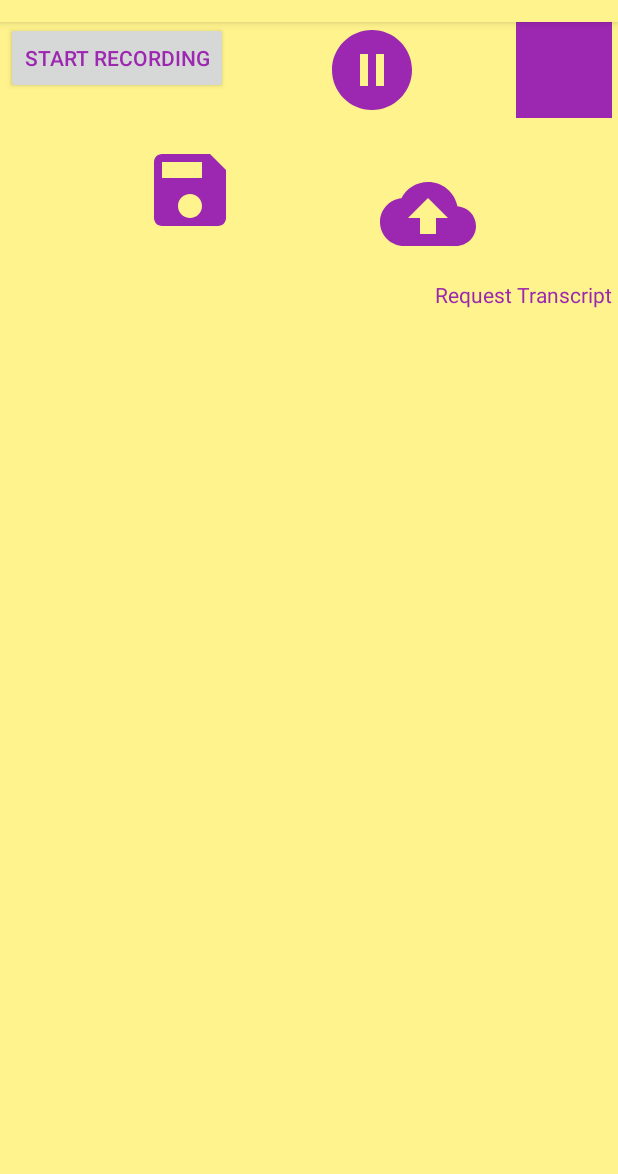
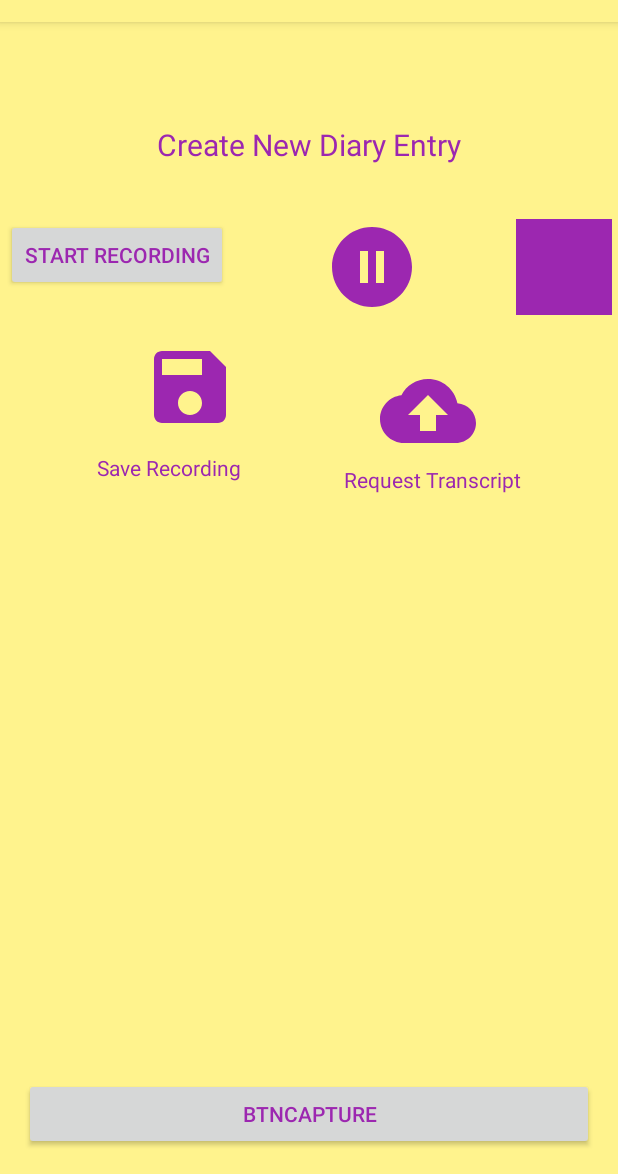
Before and after one commit to rus19023/Team05VoiceDiary, an Android app: the fragment RecordingsFragment placed in its activity, on a phone screen of 412 x 824 dp, the part 62-1236 px from its top. Run offline under Robolectric (Android 15) with nearby library versions, the phone set to English and light mode, and no system bars; our stand-ins replace Firebase (no records; nobody signed in at launch, a user with empty details on screens opened directly).

Commit message:
record button not crashinggit add .!

```diff
--- a/app/src/main/AndroidManifest.xml
+++ b/app/src/main/AndroidManifest.xml
@@ -3,10 +3,11 @@
     package="com.voicediary">
 
     <!-- This app records A/V content from camera and stores it to disk -->
-    <uses-permission android:name="android.permission.WRITE_EXTERNAL_STORAGE" />
     <uses-permission android:name="android.permission.RECORD_VIDEO" />
     <uses-permission android:name="android.permission.RECORD_AUDIO" />
     <uses-permission android:name="android.permission.CAMERA" />
+    <uses-permission android:name="android.permission.WRITE_EXTERNAL_STORAGE" android:maxSdkVersion="28" />
+
 
     <uses-feature android:name="android.hardware.camera" />
 
--- a/app/src/main/java/com/voicediary/RecordingFragment.java
+++ b/app/src/main/java/com/voicediary/RecordingsFragment.java
@@ -1,6 +1,5 @@
 package com.voicediary;
 
-import android.media.MediaRecorder;
 import android.os.Bundle;
 import android.util.Log;
 import android.view.LayoutInflater;
@@ -9,7 +8,7 @@ import android.view.ViewGroup;
 import androidx.annotation.Nullable;
 import androidx.fragment.app.Fragment;
 
-public class RecordingFragment extends Fragment {
+public class RecordingsFragment extends Fragment {
 
     private static final String TAG = "RecordingFragment";
 
@@ -18,7 +17,6 @@ public class RecordingFragment extends Fragment {
     public View onCreateView(LayoutInflater inflater, @Nullable ViewGroup container, @Nullable Bundle savedInstanceState) {
         Log.d(TAG, "In Recording Fragment ");
         super.onCreate(savedInstanceState);
-        //setContentView(R.layout.activity_main);
         return inflater.inflate(R.layout.fragment_recording, container, false);
     }
 }
--- a/app/src/main/res/layout/fragment_print_menu.xml
+++ b/app/src/main/res/layout/fragment_print_menu.xml
@@ -9,6 +9,7 @@
         android:layout_height="wrap_content"
         android:layout_centerInParent="true"
         android:background="@drawable/rounded_buttons"
+        android:padding="16dp"
         android:text="@string/print_menu"
         android:textSize="30sp" />
 </RelativeLayout>
--- a/app/src/main/res/layout/fragment_recording.xml
+++ b/app/src/main/res/layout/fragment_recording.xml
@@ -10,6 +10,61 @@
         android:id="@+id/fragment_recording"
         android:layout_width="match_parent"
         android:layout_height="wrap_content">
+
+        <FrameLayout
+            android:layout_width="match_parent"
+            android:layout_height="match_parent"
+            android:background="@color/brand_yellow"
+            android:orientation="vertical"
+            android:paddingLeft="@dimen/activity_horizontal_margin"
+            android:paddingTop="@dimen/activity_vertical_margin"
+            android:paddingRight="@dimen/activity_horizontal_margin"
+            android:paddingBottom="@dimen/activity_vertical_margin"
+            tools:context=".AudioActivity">
+
+            <Button
+                android:id="@+id/button_capture"
+                android:layout_width="match_parent"
+                android:layout_height="wrap_content"
+                android:layout_gravity="bottom"
+                style="?attr/materialButtonOutlinedStyle"
+                android:padding="4dp"
+                android:paddingHorizontal="4dp"
+                android:paddingVertical="4dp"
+                android:paddingStart="4dp"
+                android:paddingLeft="4dp"
+                android:paddingTop="4dp"
+                android:paddingEnd="4dp"
+                android:paddingRight="4dp"
+                android:paddingBottom="4dp"
+                android:onClick="onCaptureClick"
+                android:text="@string/btnCapture" />
+        </FrameLayout>
+
+        <TextView
+            android:id="@+id/tvRecording"
+            android:layout_width="wrap_content"
+            android:layout_height="wrap_content"
+            android:layout_marginStart="24dp"
+            android:layout_marginTop="64dp"
+            android:layout_marginEnd="24dp"
+            android:background="@color/brand_yellow"
+            android:padding="4dp"
+            android:paddingHorizontal="4dp"
+            android:paddingVertical="4dp"
+            android:paddingStart="4dp"
+            android:paddingLeft="4dp"
+            android:paddingTop="4dp"
+            android:paddingEnd="4dp"
+            android:paddingRight="4dp"
+            android:paddingBottom="4dp"
+            android:text="@string/create_new_entry"
+            android:textAppearance="@style/TextAppearance.AppCompat.Large"
+            android:textColor="@color/brand_purple"
+            android:textSize="20sp"
+            app:layout_constraintEnd_toEndOf="parent"
+            app:layout_constraintStart_toStartOf="parent"
+            app:layout_constraintTop_toTopOf="parent" />
 
         <ImageButton
             android:id="@+id/imageBtnRequest"
@@ -30,12 +85,14 @@
             android:layout_width="wrap_content"
             android:layout_height="wrap_content"
             android:layout_marginStart="32dp"
+            android:layout_marginTop="32dp"
             android:layout_marginEnd="32dp"
             android:background="@color/brand_yellow"
             android:onClick="pauseRecording"
             app:layout_constraintEnd_toStartOf="@+id/imageBtnRecordStop"
             app:layout_constraintHorizontal_bias="0.5"
             app:layout_constraintStart_toEndOf="@+id/imageBtnRecord"
+            app:layout_constraintTop_toBottomOf="@+id/tvRecording"
             app:srcCompat="@drawable/ic_baseline_pause_circle_filled_64" />
 
         <ImageButton
@@ -45,12 +102,14 @@
             android:layout_centerHorizontal="true"
             android:layout_centerVertical="true"
             android:layout_marginStart="32dp"
+            android:layout_marginTop="32dp"
             android:layout_marginEnd="32dp"
             android:background="@color/brand_purple"
             android:onClick="stopRecording"
             app:layout_constraintEnd_toEndOf="parent"
             app:layout_constraintHorizontal_bias="0.5"
             app:layout_constraintStart_toEndOf="@+id/imageBtnPause"
+            app:layout_constraintTop_toBottomOf="@+id/tvRecording"
             app:srcCompat="@drawable/ic_baseline_mic_off_64" />
 
         <Button
@@ -59,14 +118,16 @@
             android:layout_width="wrap_content"
             android:layout_height="wrap_content"
             android:layout_marginStart="32dp"
+            android:layout_marginTop="32dp"
             android:layout_marginEnd="32dp"
-            android:onClick="startRecording"
+            android:onClick="record"
             android:text="@string/start_record"
             android:textAlignment="center"
             app:icon="@drawable/ic_baseline_mic_64"
             app:layout_constraintEnd_toStartOf="@+id/imageBtnPause"
             app:layout_constraintHorizontal_bias="0.5"
             app:layout_constraintStart_toStartOf="parent"
+            app:layout_constraintTop_toBottomOf="@+id/tvRecording"
             app:srcCompat="@drawable/ic_baseline_mic_64" />
 
         <ImageButton
@@ -83,6 +144,28 @@
             app:srcCompat="@drawable/ic_baseline_save_64" />
 
         <TextView
+            android:id="@+id/textView"
+            android:layout_width="wrap_content"
+            android:layout_height="wrap_content"
+            android:layout_marginTop="8dp"
+            android:background="@color/brand_yellow"
+            android:padding="4dp"
+            android:paddingHorizontal="4dp"
+            android:paddingVertical="4dp"
+            android:paddingStart="4dp"
+            android:paddingLeft="4dp"
+            android:paddingTop="4dp"
+            android:paddingEnd="4dp"
+            android:paddingRight="4dp"
+            android:paddingBottom="4dp"
+            android:text="@string/save_recording"
+            android:textColor="@color/brand_purple"
+            app:layout_constraintEnd_toStartOf="@+id/tvRequest"
+            app:layout_constraintHorizontal_bias="0.5"
+            app:layout_constraintStart_toStartOf="parent"
+            app:layout_constraintTop_toBottomOf="@+id/imageBtnSave" />
+
+        <TextView
             android:id="@+id/tvRequest"
             android:layout_width="wrap_content"
             android:layout_height="wrap_content"
@@ -94,9 +177,10 @@
             android:paddingEnd="4dp"
             android:text="@string/request_transcript"
             android:textColor="@color/brand_purple"
+            app:layout_constraintBottom_toBottomOf="@+id/textView"
             app:layout_constraintEnd_toEndOf="parent"
+            app:layout_constraintHorizontal_bias="0.5"
+            app:layout_constraintStart_toEndOf="@+id/textView"
             app:layout_constraintTop_toBottomOf="@+id/imageBtnRequest" />
-
-
     </androidx.constraintlayout.widget.ConstraintLayout>
 </ScrollView>
```
Also changed, not shown: app/src/main/java/com/voicediary/MainActivity.java (+25 -7 lines), app/src/main/java/com/voicediary/MediaActivity.java (+16 -9 lines), app/src/main/java/com/voicediary/UserAuthenticator.java (+9 -9 lines).
